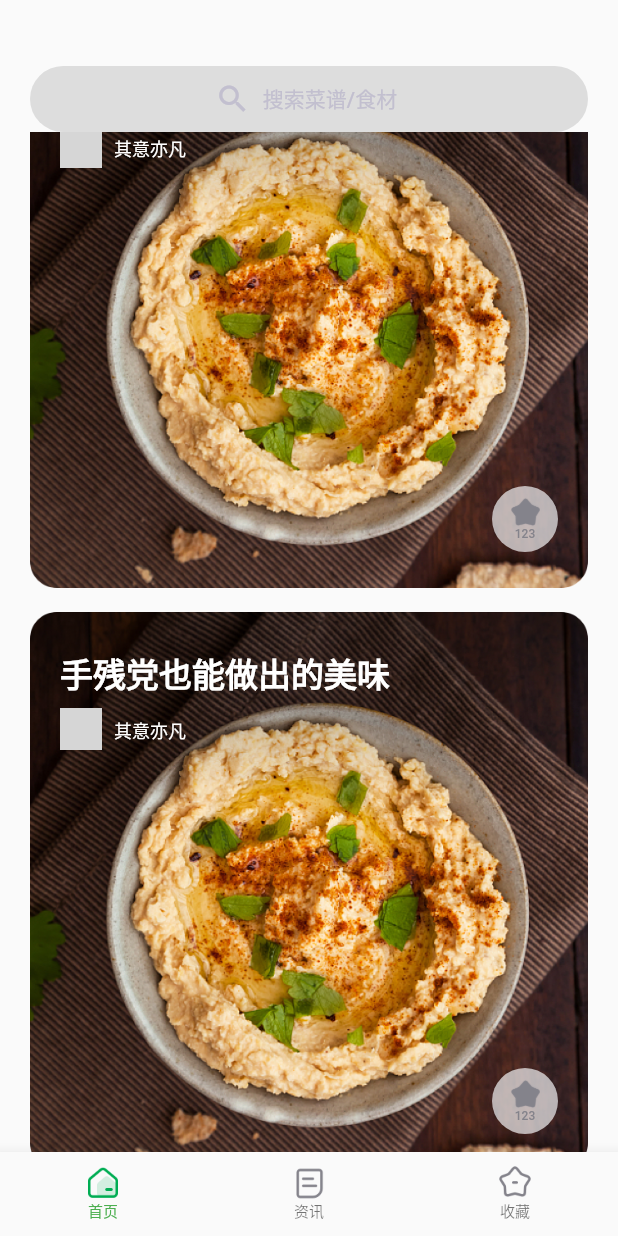
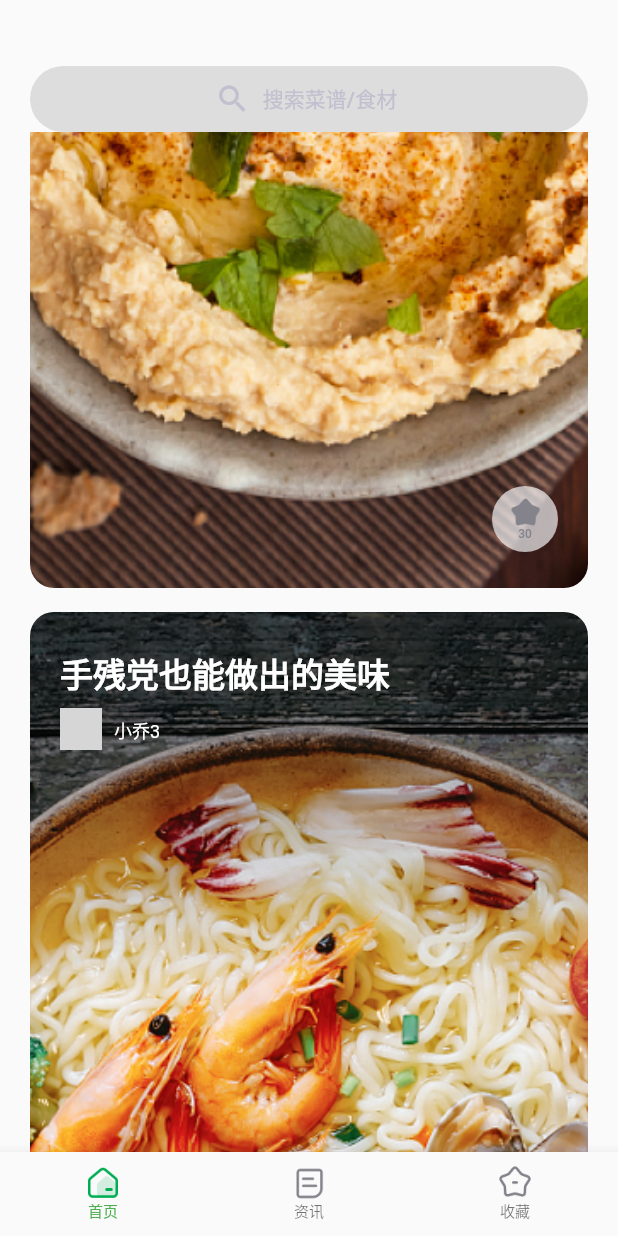
Before and after one commit to SJQforIOS/reducing_cook, a Flutter app: the screen it shows after launch, scrolled down 576 dp, on a phone screen of 412 x 824 dp. Run offline on Flutter 3.47's test engine with Material 2 defaults, Android fonts, the phone set to English and light mode, and no system bars; network calls fail; grey boxes are pictures that could not be loaded.

Commit message:
misc:首页修改

```diff
--- /dev/null
+++ b/reducing_cook/lib/common/screen_info_helper.dart
@@ -0,0 +1,25 @@
+import 'dart:ui';
+import 'package:flutter/material.dart';
+
+class REScreenInfo {
+  /// 屏幕尺寸
+  static final Size screenSize = MediaQueryData.fromWindow(window).size;
+  /// 屏幕宽
+  static final double screenWidth = MediaQueryData.fromWindow(window).size.width;
+  /// 屏幕高
+  static final double screenHeight = MediaQueryData.fromWindow(window).size.height;
+  /// 状态栏高度 （iOS 全面屏为 44，其它为 20）
+  static final double statusBarHeight = MediaQueryData.fromWindow(window).padding.top;
+  /// 头部导航栏高度
+  static final double topNavHeight = 44;
+  /// 状态栏高度+头部导航栏高度
+  static final double topBarHeight = statusBarHeight + topNavHeight;
+  /// 底部高度 （iOS 全面屏为 34，其它为 0）
+  static final double bottomHeight = MediaQueryData.fromWindow(window).padding.bottom;
+  /// 底部导航栏高度
+  static final double bottomNavHeight = 49 + bottomHeight;
+  /// 屏幕宽/375
+  static final double screenWidthRatio = screenWidth/375;
+  /// 屏幕高/667
+  static final double screenHeightRatio = screenHeight/667;
+}
--- a/reducing_cook/lib/main.dart
+++ b/reducing_cook/lib/main.dart
@@ -12,6 +12,10 @@ class MyApp extends StatelessWidget {
     return MaterialApp(
       title: 'Flutter Demo',
       theme: ThemeData(
+
+        highlightColor: Color(0x00FFFFFF),
+        splashColor: Color(0x00FFFFFF),
+        brightness: Brightness.light,
         primarySwatch: Colors.green,
         visualDensity: VisualDensity.adaptivePlatformDensity,
       ),
--- a/reducing_cook/lib/modules/collections/recollections.dart
+++ b/reducing_cook/lib/modules/collections/recollections.dart
@@ -6,8 +6,11 @@ import 'package:flutter/material.dart';
 */
 
 class CollectionVC extends StatelessWidget {
+
+
+
   @override
-  Widget build(BuildContext conteCxt) {
+  Widget build(BuildContext contentCxt) {
     return Scaffold(
       body: ListView.builder(itemBuilder: (BuildContext context, int index) {
         return CollecrionCell();
--- a/reducing_cook/lib/modules/home/reecookdetail.dart
+++ b/reducing_cook/lib/modules/home/reecookdetail.dart
@@ -1,6 +1,6 @@
 import 'package:flutter/material.dart';
 /// TODO: 此处需大驼峰命名法
-class detaileEcook extends StatelessWidget {
+class DetaileEcook extends StatelessWidget {
   @override
   Widget build(BuildContext context) {
     return Scaffold(
--- a/reducing_cook/lib/modules/home/rehome.dart
+++ b/reducing_cook/lib/modules/home/rehome.dart
@@ -1,3 +1,6 @@
+import 'package:ecook/common/color_helper.dart';
+import 'package:ecook/common/reroute.dart';
+import 'package:ecook/common/screen_info_helper.dart';
 import 'package:flutter/material.dart';
 
 class HomeVC extends StatefulWidget {
@@ -6,6 +9,47 @@ class HomeVC extends StatefulWidget {
 }
 
 class _HomeVCState extends State<HomeVC> {
+  List<Map> subTitleList = [
+    {"title":"减脂健身","icon":"assets/home_js.png"},
+    {"title":"美容养颜","icon":"assets/home_my.png"},
+    {"title":"营养素食","icon":"assets/home_ss.png"},
+  ];
+
+  List<Map> _detailList = [
+    {"title":"美味营养成功率高的一道家常菜","icon":"assets/home_pic1.png","userIcon":"https://timgsa.baidu.com/timg?image&quality=80&size=b9999_10000&sec=1591437650046&di=4100ed6fa7868397efdb6d372d1e9bfb&imgtype=0&src=http%3A%2F%2Fb-ssl.duitang.com%2Fuploads%2Fitem%2F201509%2F22%2F20150922180033_hV43u.jpeg","name":"小乔2","isCollection":false,"collectionNum":30},
+    {"title":"手残党也能做出的美味","icon":"assets/home_pic2.png","userIcon":"https://timgsa.baidu.com/timg?image&quality=80&size=b9999_10000&sec=1591437650046&di=4100ed6fa7868397efdb6d372d1e9bfb&imgtype=0&src=http%3A%2F%2Fb-ssl.duitang.com%2Fuploads%2Fitem%2F201509%2F22%2F20150922180033_hV43u.jpeg","name":"小乔3","isCollection":false,"collectionNum":20},
+    {"title":"干锅花菜","icon":"assets/home_pic3.png","userIcon":"https://timgsa.baidu.com/timg?image&quality=80&size=b9999_10000&sec=1591437650046&di=4100ed6fa7868397efdb6d372d1e9bfb&imgtype=0&src=http%3A%2F%2Fb-ssl.duitang.com%2Fuploads%2Fitem%2F201509%2F22%2F20150922180033_hV43u.jpeg","name":"小黄","isCollection":false,"collectionNum":33},
+    {"title":"干锅土豆","icon":"assets/home_pic1.png","userIcon":"https://timgsa.baidu.com/timg?image&quality=80&size=b9999_10000&sec=1591437650046&di=4100ed6fa7868397efdb6d372d1e9bfb&imgtype=0&src=http%3A%2F%2Fb-ssl.duitang.com%2Fuploads%2Fitem%2F201509%2F22%2F20150922180033_hV43u.jpeg","name":"小绿","isCollection":false,"collectionNum":5},
+    {"title":"藤椒鱼","icon":"assets/home_pic2.png","userIcon":"https://timgsa.baidu.com/timg?image&quality=80&size=b9999_10000&sec=1591437650046&di=4100ed6fa7868397efdb6d372d1e9bfb&imgtype=0&src=http%3A%2F%2Fb-ssl.duitang.com%2Fuploads%2Fitem%2F201509%2F22%2F20150922180033_hV43u.jpeg","name":"小橙","isCollection":false,"collectionNum":230},
+    {"title":"干锅牛蛙","icon":"assets/home_pic3.png","userIcon":"https://timgsa.baidu.com/timg?image&quality=80&size=b9999_10000&sec=1591437650046&di=4100ed6fa7868397efdb6d372d1e9bfb&imgtype=0&src=http%3A%2F%2Fb-ssl.duitang.com%2Fuploads%2Fitem%2F201509%2F22%2F20150922180033_hV43u.jpeg","name":"乔峰","isCollection":false,"collectionNum":3430},
+    {"title":"麻辣小龙虾","icon":"assets/home_pic2.png","userIcon":"https://timgsa.baidu.com/timg?image&quality=80&size=b9999_10000&sec=1591437650046&di=4100ed6fa7868397efdb6d372d1e9bfb&imgtype=0&src=http%3A%2F%2Fb-ssl.duitang.com%2Fuploads%2Fitem%2F201509%2F22%2F20150922180033_hV43u.jpeg","name":"段誉","isCollection":false,"collectionNum":50},
+    {"title":"这个夏天可乐和小龙虾更配哦~","icon":"assets/home_pic3.png","userIcon":"https://timgsa.baidu.com/timg?image&quality=80&size=b9999_10000&sec=1591437650046&di=4100ed6fa7868397efdb6d372d1e9bfb&imgtype=0&src=http%3A%2F%2Fb-ssl.duitang.com%2Fuploads%2Fitem%2F201509%2F22%2F20150922180033_hV43u.jpeg","name":"军刀","isCollection":false,"collectionNum":3},
+  ];
+
+  void _clickCollectionBtn(String title) {
+    setState(() {
+      //先找到数组中对应的那一行数据
+      for (int i = 0 ; i < _detailList.length ; i++) {
+        Map obj = _detailList[i];
+        bool isClick = obj["isCollection"];
+        int collectionNum = obj["collectionNum"];
+        if (obj["title"] == title) {
+          obj["isCollection"] = !isClick;
+          if (obj["isCollection"]) {
+            collectionNum++;
+          } else {
+            collectionNum--;
+          }
+          obj["collectionNum"] = collectionNum;
+
+          _detailList.removeAt(i);
+          _detailList.insert(i, obj);
+          return ;
+        }
+      }
+    });
+  }
+
   @override
   Widget build(BuildContext context) {
     return Column(
@@ -15,7 +59,9 @@ class _HomeVCState extends State<HomeVC> {
           width: MediaQuery.of(context).size.width-40,
           height: 44,
           child: FlatButton.icon(
-            onPressed: (){},
+            onPressed: (){
+              reRoute.presentToSearchVC(context);
+            },
             label: Text("搜索菜谱/食材"),
             textColor: Color(0xFFC2BFCF),
             color: Color(0xFFdddddd),
@@ -31,8 +77,19 @@ class _HomeVCState extends State<HomeVC> {
                return HomeFunctionCell();
              } else {
                return HomeEcookCell(
+                 title: _detailList[index-1]["title"],
+                 icon: _detailList[index-1]["icon"],
+                 userIcon: _detailList[index-1]["userIcon"],
+                 name: _detailList[index-1]["name"],
+                 isCollection: _detailList[index-1]["isCollection"],
+                 collectionNum: _detailList[index-1]["collectionNum"],
+                 onClickCollection: (title){
+                   _clickCollectionBtn(title);
+                 },
+                 clickCookDetail: (title){
+                   //打开详情
 
-
+                 },
                );
              }
            },
@@ -43,142 +100,103 @@ class _HomeVCState extends State<HomeVC> {
       ],
     );
   }
+}
 
-  // 数据源
-  List<String> titleItems = <String>[
-    'keyboard', 'print',
-    'router', 'pages',
-    'zoom_out_map', 'zoom_out',
-    'youtube_searched_for', 'wifi_tethering',
-    'wifi_lock', 'widgets',
-    'weekend', 'web',
-    '图accessible', 'ac_unit',
-  ];
-
-  List<Icon> iconItems = <Icon>[
-    new Icon(Icons.keyboard), new Icon(Icons.print),
-    new Icon(Icons.router), new Icon(Icons.pages),
-    new Icon(Icons.zoom_out_map), new Icon(Icons.zoom_out),
-    new Icon(Icons.youtube_searched_for), new Icon(Icons.wifi_tethering),
-    new Icon(Icons.wifi_lock), new Icon(Icons.widgets),
-    new Icon(Icons.weekend), new Icon(Icons.web),
-    new Icon(Icons.accessible), new Icon(Icons.ac_unit),
-  ];
-
-  List<String> subTitleItems = <String>[
-    'subTitle: keyboard', 'subTitle: print',
-    'subTitle: router', 'subTitle: pages',
-    'subTitle: zoom_out_map', 'subTitle: zoom_out',
-    'subTitle: youtube_searched_for', 'subTitle: wifi_tethering',
-    'subTitle: wifi_lock', 'subTitle: widgets',
-    'subTitle: weekend', 'subTitle: web',
-    'subTitle: accessible', 'subTitle: ac_unit',
-  ];
-
-}
-/*
- TODO  进一步思考若分类按钮个数多变怎么办？明显使用 Row 实现无法满足
-       并进一步思考利用构造函数传值
-       下一次会说怎么做，可以先思考
-*/
 //功能cell样式
 class HomeFunctionCell extends StatelessWidget {
   @override
   Widget build(BuildContext context) {
-    /// TODO: 此处需小驼峰命名法
-    final KWidth =MediaQuery.of(context).size.width;
-    final KHeight =MediaQuery.of(context).size.height;
     final cellHeight = 112;
     return Container(
-      decoration: BoxDecoration(
-          color: Colors.white
-      ),
-      width: KWidth-40,
+      width: REScreenInfo.screenWidth-40,
       height: 112,
       margin: EdgeInsets.fromLTRB(18, 0, 18, 0),
-      child: Row(
-        mainAxisAlignment: MainAxisAlignment.spaceBetween,
-        children: <Widget>[
-          Container(
-            width: 50,
-            height: 72,
+      decoration: BoxDecoration(
+//        color: ColorHelper.slRandomColor(),
+      ),
+      child: CustomScrollView(
+          slivers: <Widget>[
+            SliverPadding(
+              padding: EdgeInsets.fromLTRB(0, 24, 0, 0),
+              sliver: SliverGrid(
+                  gridDelegate: SliverGridDelegateWithFixedCrossAxisCount(
+                    crossAxisCount: 3,      //每行个数
+                    mainAxisSpacing: 10,    //垂直间距
+                    crossAxisSpacing: 75*REScreenInfo.screenWidthRatio,   //水平间距
+                    childAspectRatio: 0.75,  //宽高比
+                  ),
+                  delegate: SliverChildBuilderDelegate((BuildContext context, int index) {
+                    return HomeFunctionItem(
+                        title: _HomeVCState().subTitleList[index]["title"],
+                        icon: _HomeVCState().subTitleList[index]["icon"],
+                        onClicked: (){
+                          //点击事件
+                        });
+                  },
+                    childCount: _HomeVCState().subTitleList.length,
+                  )
+              ),
+            ),
+          ],
+      ),
+    );
+  }
+}
+
+class HomeFunctionItem extends StatelessWidget {
+  HomeFunctionItem({Key key, this.icon, this.title, this.onClicked}) : super(key:key);
+  final String icon;
+  final String title;
+  final VoidCallback onClicked;
+
+  @override
+  Widget build(BuildContext context) {
+    // TODO: implement build
+    return GestureDetector(
+      onTap: (){
+        onClicked();
+      },
+      child: Container(
+        decoration: BoxDecoration(
+//          color: ColorHelper.slRandomColor(),
+        ),
         child: Column(
           mainAxisAlignment: MainAxisAlignment.spaceBetween,
           children: <Widget>[
             Image(
-                  image: AssetImage("assets/sc_pic1.png"),
+              image: AssetImage(icon),
               fit: BoxFit.cover,
               height: 50,
               width: 50,
             ),
-                Text("减脂健身", style: TextStyle(
+            Text(title, style: TextStyle(
                 fontSize: 12,
                 color: Color(0xFF84838B)
             ),)
           ],
         ),
       ),
-          Container(
-            width: 50,
-            height: 72,
-            child: Column(
-              mainAxisAlignment: MainAxisAlignment.spaceBetween,
-              children: <Widget>[
-                Image(
-                  image: AssetImage("assets/sc_pic2.png"),
-                  fit: BoxFit.cover,
-                  height: 50,
-                  width: 50,
-                ),
-                Text("减脂健身", style: TextStyle(
-                    fontSize: 12,
-                    color: Color(0xFF84838B)
-                ),)
-              ],
-            ),
-          ),
-          Container(
-            width: 50,
-            height: 72,
-            child: Column(
-              mainAxisAlignment: MainAxisAlignment.spaceBetween,
-              children: <Widget>[
-                Image(
-                  image: AssetImage("assets/sc_pic3.png"),
-                  fit: BoxFit.cover,
-                  height: 50,
-                  width: 50,
-                ),
-                Text("减脂健身", style: TextStyle(
-                    fontSize: 12,
-                    color: Color(0xFF84838B)
-                ),)
-              ],
-            ),
-          ),
-        ],
-      ),
     );
-
-
-
   }
 }
 
-/*
- TODO  进一步思考利用构造函数传值
-       下一次会说怎么做，可以先思考
-*/
 //菜谱cell样式
 class HomeEcookCell extends StatelessWidget {
+  final String icon;
+  final String title;
+  final String userIcon;
+  final String name;
+  final bool isCollection;
+  final int collectionNum;
+  final Function(String title) onClickCollection;
+  final Function(String title) clickCookDetail;
+
+  HomeEcookCell({Key key, this.icon, this.title, this.userIcon, this.name, this.isCollection, this.collectionNum, this.onClickCollection, this.clickCookDetail}) : super(key:key);
   @override
   Widget build(BuildContext context) {
-    /// TODO: 此处需小驼峰命名法
-    final KWidth =MediaQuery.of(context).size.width;
-    final KHeight =MediaQuery.of(context).size.height;
-    final ecookIconImageWidth = KWidth-40;
-
-    return Container(
+    final ecookIconImageWidth = REScreenInfo.screenWidth-40;
+    return GestureDetector(
+      child: Container(
         width: ecookIconImageWidth,
         height: ecookIconImageWidth,
         margin: EdgeInsets.fromLTRB(0, 8, 0, 8),
@@ -188,7 +206,7 @@ class HomeEcookCell extends StatelessWidget {
             ClipRRect(
               borderRadius: BorderRadius.circular(16),
               child: Image(
-              image: AssetImage("assets/home_pic1.png"),
+                image: AssetImage(icon),
                 fit: BoxFit.cover,
                 width: ecookIconImageWidth,
                 height: ecookIconImageWidth,
@@ -198,7 +216,7 @@ class HomeEcookCell extends StatelessWidget {
               left: 20,
               top: 24,
               right: 20,
-            child: Text("手残党也能做出的美味",style: TextStyle(
+              child: Text(title,style: TextStyle(
                 fontSize: 22,
                 color: Colors.white,
                 fontWeight: FontWeight.bold,
@@ -211,7 +229,7 @@ class HomeEcookCell extends StatelessWidget {
                 borderRadius: BorderRadius.circular(14),
                 child: FadeInImage.assetNetwork(
                   placeholder: '',
-                image: 'https://timgsa.baidu.com/timg?image&quality=80&size=b9999_10000&sec=1591437650046&di=4100ed6fa7868397efdb6d372d1e9bfb&imgtype=0&src=http%3A%2F%2Fb-ssl.duitang.com%2Fuploads%2Fitem%2F201509%2F22%2F20150922180033_hV43u.jpeg',
+                  image: userIcon,
                   fit: BoxFit.cover,
                   width: 28,
                   height: 28,
@@ -222,16 +240,11 @@ class HomeEcookCell extends StatelessWidget {
               left: 56,
               top: 70,
               right: 20,
-            child: Text("其意亦凡",style: TextStyle(
+              child: Text(name,style: TextStyle(
                   fontSize: 12,
                   color: Colors.white
               ),),
             ),
-          /*
-        TODO 按钮这一块有交互操作
-             思考独立出去并用构造函数控制
-             下一次会说怎么做，可以先思考
-    */
             Positioned(
               right: 20,
               bottom: 24,
@@ -241,19 +254,21 @@ class HomeEcookCell extends StatelessWidget {
                 borderRadius: BorderRadius.circular(22),
                 child: FlatButton(
                   padding: EdgeInsets.all(0),
-                onPressed: (){},
+                  onPressed: (){
+                    onClickCollection(title);
+                  },
                   splashColor: Color(0x00000000),
                   color: Color(0xB0F5F5F7),
                   child: Column(
                     mainAxisAlignment: MainAxisAlignment.center,
                     children: <Widget>[
                       Image(
-                      image: AssetImage("assets/zj_zan_def.png"),
+                        image: AssetImage(isCollection ? "assets/home_tab_sc.png" : "assets/zj_zan_def.png"),
                         fit: BoxFit.cover,
                         height: 20,
                         width: 20,
                       ),
-                    Text("123", style: TextStyle(
+                      Text("${collectionNum}", style: TextStyle(
                           fontSize: 8,
                           color: Color(0xFF84838B)
                       ),maxLines: 1,
@@ -265,6 +280,10 @@ class HomeEcookCell extends StatelessWidget {
             ),
           ],
         ),
+      ),
+      onTap: (){
+        clickCookDetail(title);
+      },
     );
   }
 }
```
Also changed, not shown: reducing_cook/lib/common/color_helper.dart (+24 -0 lines), reducing_cook/lib/common/reroute.dart (added, +15 -0 lines), reducing_cook/lib/modules/search/research.dart (added, +26 -0 lines), reducing_cook/pubspec.yaml (+19 -8 lines), reducing_cook/assets/2x/home_js.png (added), reducing_cook/assets/2x/home_my.png (added), reducing_cook/assets/2x/home_ss.png (added), reducing_cook/assets/2x/home_tab_sc.png (added), reducing_cook/assets/3x/home_js.png (added), reducing_cook/assets/3x/home_my.png (added), reducing_cook/assets/3x/home_ss.png (added), reducing_cook/assets/3x/home_tab_sc.png (added), reducing_cook/pubspec.lock, 6 other files. Lines whose indentation alone changed are shown as unchanged.
